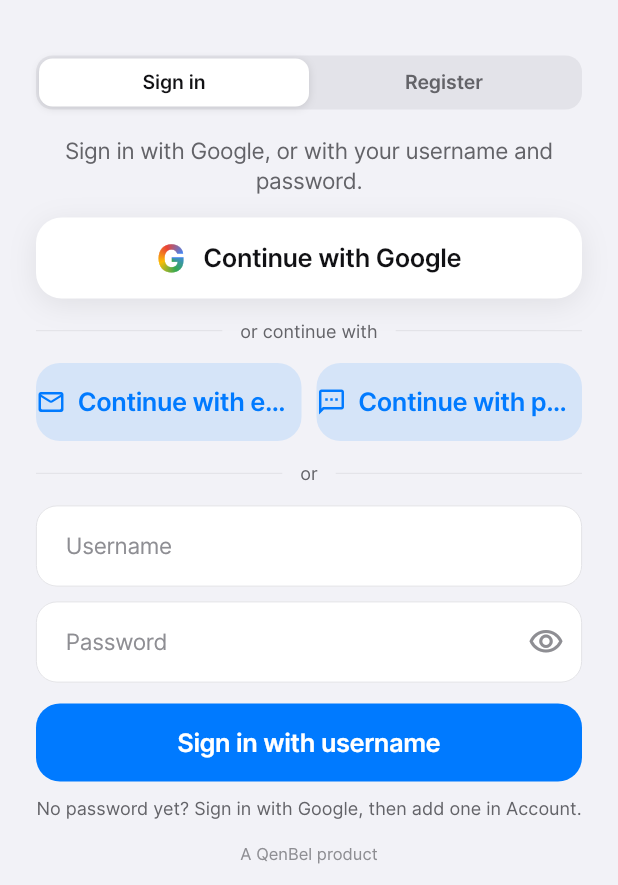
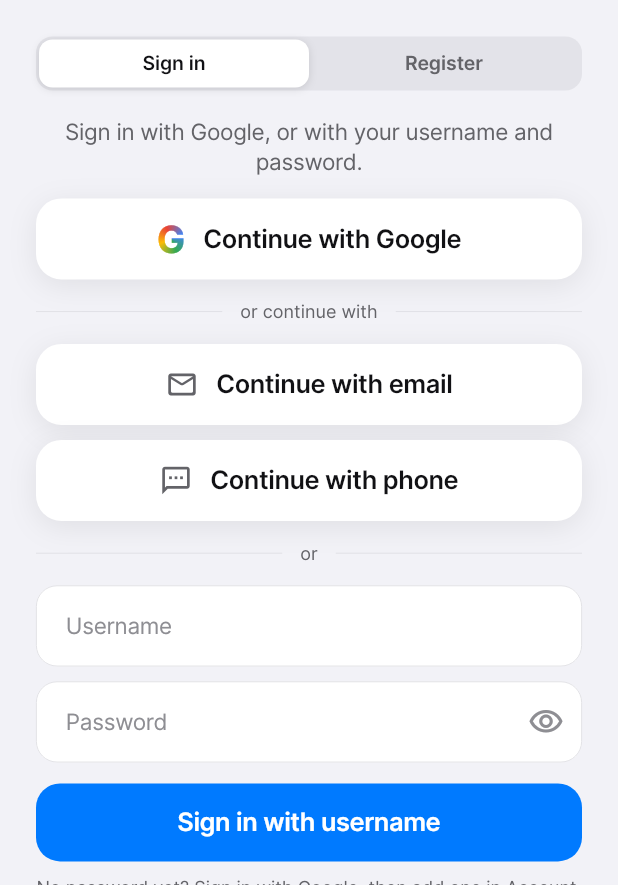
Before and after one commit to adminqenbel/myharur, a Flutter app: the screen it shows after launch, on a phone screen of 412 x 824 dp, the part 351-1236 px from its top. Run offline on Flutter 3.47's test engine with Material 3 defaults, Android fonts, the phone set to English and light mode, and no system bars; our stand-ins replace device_info_plus, firebase_core, firebase_messaging, flutter_image_compress, flutter_map, flutter_secure_storage and 7 more; accounts and stored records are empty; network calls fail.

Commit message:
Fix OTP button overflow, default +91 for phone sign-in
- Continue with email/phone were squeezed into a two-button row and could
  overflow; now full-width, one per line, styled like the Google button
  (white, icon + label, single line) so every sign-in option reads as one
  family of choices.
- Phone entry (sign-in and Account > Add phone sign-in) now shows a fixed
  "+91 " prefix and only accepts the 10-digit local number — this is a
  Harur/Dharmapuri app, so phone sign-in is India-only for now. Validation
  in AuthService tightened to match (Indian mobile numbers only).

Co-Authored-By: Claude Sonnet 5 <noreply@anthropic.com>

```diff
--- a/lib/core/services/auth_service.dart
+++ b/lib/core/services/auth_service.dart
@@ -329,7 +329,9 @@ class AuthService {
   // successful verification, same as today's Google sign-up) and someone signing back in.
 
   static final _emailPattern = RegExp(r'^[^@\s]+@[^@\s]+\.[^@\s]+$');
-  static final _e164Pattern = RegExp(r'^\+[1-9]\d{7,14}$');
+  /// India only for now (this is a Harur/Dharmapuri app; other countries would need their own SMS
+  /// pricing/verification on the Brevo side before it made sense to open this up further).
+  static final _e164Pattern = RegExp(r'^\+91[6-9]\d{9}$');
 
   static Future<OtpSendResult> sendEmailOtp(String email) async {
     final trimmed = email.trim().toLowerCase();
--- a/lib/features/auth/auth_page.dart
+++ b/lib/features/auth/auth_page.dart
@@ -315,11 +315,50 @@ class _OtpChoiceRow extends StatelessWidget {
   @override
   Widget build(BuildContext context) {
     final t = context.t;
-    return Row(children: [
-      Expanded(child: PrimaryButton(label: t.continueWithEmail, tinted: true, icon: Icons.mail_outline_rounded, onPressed: enabled ? onEmail : null)),
-      const SizedBox(width: 10),
-      Expanded(child: PrimaryButton(label: t.continueWithPhone, tinted: true, icon: Icons.sms_outlined, onPressed: enabled ? onPhone : null)),
+    return Column(children: [
+      _OtpButton(label: t.continueWithEmail, icon: Icons.mail_outline_rounded, onTap: enabled ? onEmail : null),
+      const SizedBox(height: 10),
+      _OtpButton(label: t.continueWithPhone, icon: Icons.sms_outlined, onTap: enabled ? onPhone : null),
     ]);
+  }
+}
+
+/// Same visual language as [_GoogleButton] (full width, white, one line) so every sign-in option
+/// reads as a single family of choices rather than Google getting special treatment.
+class _OtpButton extends StatelessWidget {
+  final String label;
+  final IconData icon;
+  final VoidCallback? onTap;
+  const _OtpButton({required this.label, required this.icon, this.onTap});
+
+  @override
+  Widget build(BuildContext context) {
+    return Pressable(
+      onTap: onTap,
+      haptic: true,
+      scale: 0.98,
+      child: Opacity(
+        opacity: onTap == null ? 0.5 : 1,
+        child: SoftShadow(
+          radius: 17,
+          shadows: const [BoxShadow(color: Color(0x14000000), blurRadius: 16, offset: Offset(0, 4))],
+          child: Container(
+            height: 54,
+            decoration: ShapeDecoration(color: Colors.white, shape: squircle(17)),
+            child: Center(
+              child: Row(
+                mainAxisSize: MainAxisSize.min,
+                children: [
+                  Icon(icon, size: 22, color: AppColors.secondaryLabel),
+                  const SizedBox(width: 12),
+                  Text(label, style: AppTextStyles.headline),
+                ],
+              ),
+            ),
+          ),
+        ),
+      ),
+    );
   }
 }
 
--- a/lib/l10n/app_en.arb
+++ b/lib/l10n/app_en.arb
@@ -371,9 +371,9 @@
   "continueWithPhone": "Continue with phone",
   "emailField": "E-mail address",
   "phoneField": "Phone number",
-  "phoneHint": "+91XXXXXXXXXX",
+  "phoneHint": "9876543210",
   "otpInvalidEmail": "Enter a valid e-mail address.",
-  "otpInvalidPhone": "Enter your number with the country code, e.g. +91XXXXXXXXXX.",
+  "otpInvalidPhone": "Enter a valid 10-digit Indian mobile number.",
   "otpSendFailed": "Couldn't send the code. Please try again.",
   "otpRateLimited": "Too many codes requested. Please wait a bit and try again.",
   "otpTitle": "Enter your code",
--- a/lib/l10n/app_localizations.dart
+++ b/lib/l10n/app_localizations.dart
@@ -1703,7 +1703,7 @@ abstract class AppLocalizations {
   /// No description provided for @phoneHint.
   ///
   /// In en, this message translates to:
-  /// **'+91XXXXXXXXXX'**
+  /// **'9876543210'**
   String get phoneHint;
 
   /// No description provided for @otpInvalidEmail.
@@ -1715,7 +1715,7 @@ abstract class AppLocalizations {
   /// No description provided for @otpInvalidPhone.
   ///
   /// In en, this message translates to:
-  /// **'Enter your number with the country code, e.g. +91XXXXXXXXXX.'**
+  /// **'Enter a valid 10-digit Indian mobile number.'**
   String get otpInvalidPhone;
 
   /// No description provided for @otpSendFailed.
--- a/lib/l10n/app_localizations_en.dart
+++ b/lib/l10n/app_localizations_en.dart
@@ -870,14 +870,13 @@ class AppLocalizationsEn extends AppLocalizations {
   String get phoneField => 'Phone number';
 
   @override
-  String get phoneHint => '+91XXXXXXXXXX';
+  String get phoneHint => '9876543210';
 
   @override
   String get otpInvalidEmail => 'Enter a valid e-mail address.';
 
   @override
-  String get otpInvalidPhone =>
-      'Enter your number with the country code, e.g. +91XXXXXXXXXX.';
+  String get otpInvalidPhone => 'Enter a valid 10-digit Indian mobile number.';
 
   @override
   String get otpSendFailed => 'Couldn\'t send the code. Please try again.';
--- a/lib/l10n/app_localizations_ta.dart
+++ b/lib/l10n/app_localizations_ta.dart
@@ -877,14 +877,14 @@ class AppLocalizationsTa extends AppLocalizations {
   String get phoneField => 'தொலைபேசி எண்';
 
   @override
-  String get phoneHint => '+91XXXXXXXXXX';
+  String get phoneHint => '9876543210';
 
   @override
   String get otpInvalidEmail => 'சரியான மின்னஞ்சல் முகவரியை உள்ளிடவும்.';
 
   @override
   String get otpInvalidPhone =>
-      'நாட்டுக் குறியீட்டுடன் உங்கள் எண்ணை உள்ளிடவும், எ.கா. +91XXXXXXXXXX.';
+      'சரியான 10-இலக்க இந்திய மொபைல் எண்ணை உள்ளிடவும்.';
 
   @override
   String get otpSendFailed =>
--- a/lib/l10n/app_ta.arb
+++ b/lib/l10n/app_ta.arb
@@ -267,9 +267,9 @@
   "continueWithPhone": "தொலைபேசி மூலம் தொடரவும்",
   "emailField": "மின்னஞ்சல் முகவரி",
   "phoneField": "தொலைபேசி எண்",
-  "phoneHint": "+91XXXXXXXXXX",
+  "phoneHint": "9876543210",
   "otpInvalidEmail": "சரியான மின்னஞ்சல் முகவரியை உள்ளிடவும்.",
-  "otpInvalidPhone": "நாட்டுக் குறியீட்டுடன் உங்கள் எண்ணை உள்ளிடவும், எ.கா. +91XXXXXXXXXX.",
+  "otpInvalidPhone": "சரியான 10-இலக்க இந்திய மொபைல் எண்ணை உள்ளிடவும்.",
   "otpSendFailed": "குறியீட்டை அனுப்ப முடியவில்லை. மீண்டும் முயற்சிக்கவும்.",
   "otpRateLimited": "அதிக முறை குறியீடு கோரப்பட்டது. கொஞ்சம் பொறுத்து மீண்டும் முயற்சிக்கவும்.",
   "otpTitle": "உங்கள் குறியீட்டை உள்ளிடவும்",
```
Also changed, not shown: lib/features/auth/otp_signin_page.dart (+11 -2 lines), lib/features/security/phone_signin_sheet.dart (+7 -2 lines), 1 other file.
